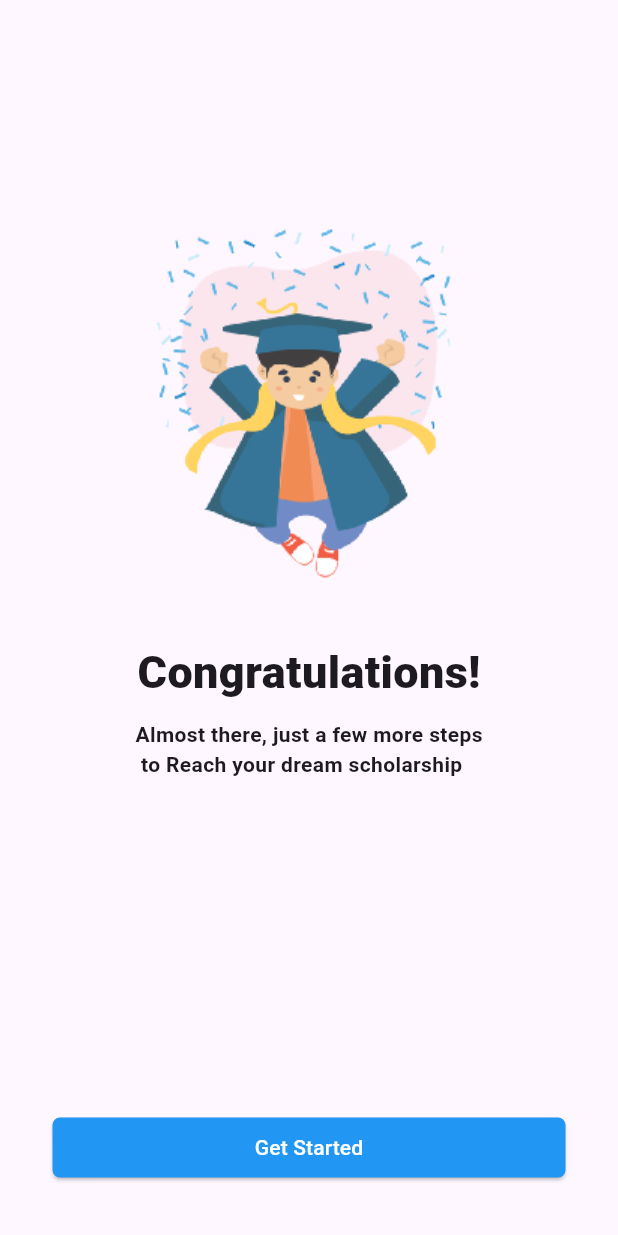
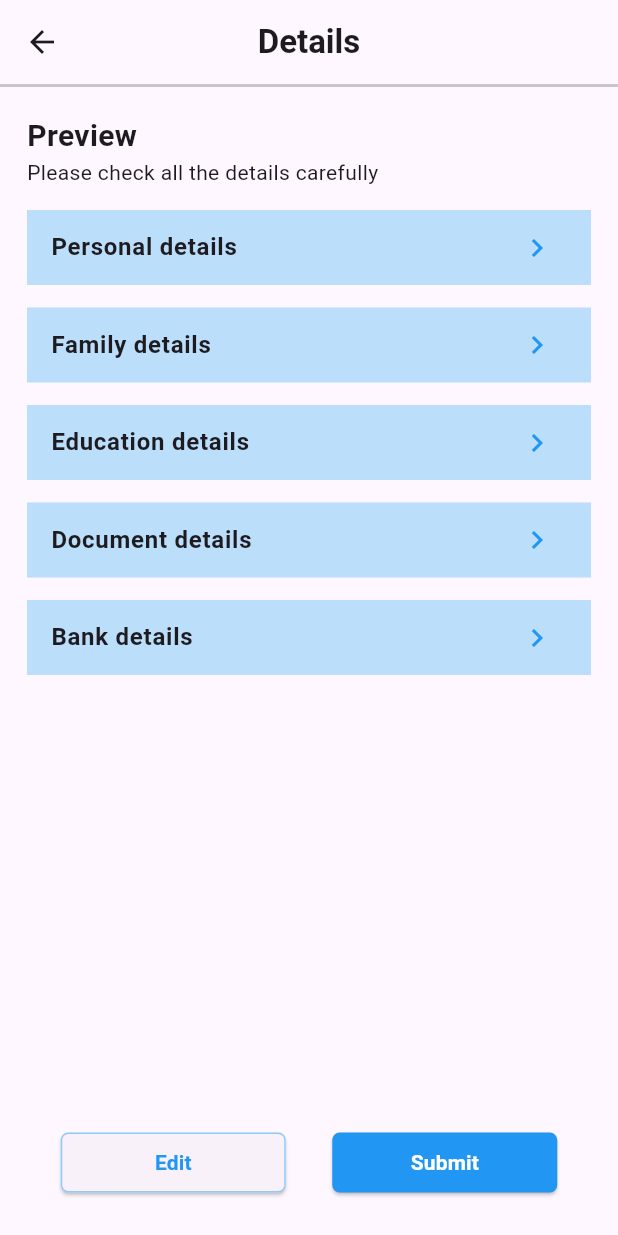
Before and after one commit to Its-Brayan/bursa_in_frontend, a Flutter app: the Congratulations screen opened by its route, after a tap on "Get Started", on a phone screen of 412 x 824 dp. Run offline on Flutter 3.47's test engine with Material 3 defaults, Android fonts, the phone set to English and light mode, and no system bars; our stand-ins replace pinput.

Commit message:
feat:Details page

```diff
--- a/lib/Screens/Authentication/Congratulations.dart
+++ b/lib/Screens/Authentication/Congratulations.dart
@@ -33,7 +33,9 @@ class Congratulations extends StatelessWidget {
         width: double.infinity,
         child: Padding(
           padding: const EdgeInsets.all(35.0),
-          child: ElevatedButton(onPressed: (){}, child: Text("Get Started",
+          child: ElevatedButton(onPressed: (){
+            Navigator.pushNamed(context, '/alldetails');
+          }, child: Text("Get Started",
           style: TextStyle(
             color: Colors.white,
           ),),
--- /dev/null
+++ b/lib/Screens/Details/AllDetails.dart
@@ -0,0 +1,175 @@
+import 'package:flutter/material.dart';
+class AllDetails extends StatefulWidget {
+  const AllDetails({super.key});
+
+  @override
+  State<AllDetails> createState() => _AllDetailsState();
+}
+
+class _AllDetailsState extends State<AllDetails> {
+  @override
+  Widget build(BuildContext context) {
+    return Scaffold(
+      appBar: AppBar(
+        automaticallyImplyLeading: true,
+        title: Text("Details",
+        style: TextStyle(
+          fontWeight: FontWeight.bold
+        ),),
+        centerTitle: true,
+      ),
+      body: SafeArea(child: Column(
+        // mainAxisAlignment: MainAxisAlignment.start,
+        crossAxisAlignment: CrossAxisAlignment.start,
+        children: [
+          Divider(
+            thickness: 2,
+            height: 2,
+          ),
+          Padding(
+            padding: const EdgeInsets.all(18.0),
+            child: Column(
+              crossAxisAlignment: CrossAxisAlignment.start,
+              children: [
+                Text("Preview",
+                style: TextStyle(
+                  fontSize: 20,
+                  fontWeight: FontWeight.w700,
+                ),
+                ),
+                Text("Please check all the details carefully"),
+                SizedBox(height: 15),
+                ListTile(
+                  minTileHeight: 50,
+                  title: Text("Personal details",
+                  style: TextStyle(
+                    fontWeight: FontWeight.w700,
+                  ),
+                  ),
+                  trailing: GestureDetector(
+                    onTap: (){
+
+                    },
+                      child: Icon(Icons.keyboard_arrow_right_outlined,color: Colors.blue,)),
+                  tileColor: Colors.blue.shade100,
+
+                ),
+                SizedBox(height: 15),
+                ListTile(
+                  minTileHeight: 50,
+                  title: Text("Family details",
+                    style: TextStyle(
+                      fontWeight: FontWeight.w700,
+                    ),
+                  ),
+                  trailing: GestureDetector(
+                      onTap: (){
+
+                      },
+                      child: Icon(Icons.keyboard_arrow_right_outlined,color: Colors.blue,)),
+                  tileColor: Colors.blue.shade100,
+
+                ),
+                SizedBox(height: 15),
+                ListTile(
+                  minTileHeight: 50,
+                  title: Text("Education details",
+                    style: TextStyle(
+                      fontWeight: FontWeight.w700,
+                    ),
+                  ),
+                  trailing: GestureDetector(
+                      onTap: (){
+
+                      },
+                      child: Icon(Icons.keyboard_arrow_right_outlined,color: Colors.blue,)),
+                  tileColor: Colors.blue.shade100,
+
+                ),
+                SizedBox(height: 15),
+                ListTile(
+                  minTileHeight: 50,
+                  title: Text("Document details",
+                    style: TextStyle(
+                      fontWeight: FontWeight.w700,
+                    ),
+                  ),
+                  trailing: GestureDetector(
+                      onTap: (){
+
+                      },
+                      child: Icon(Icons.keyboard_arrow_right_outlined,color: Colors.blue,)),
+                  tileColor: Colors.blue.shade100,
+
+                ),
+                SizedBox(height: 15),
+                ListTile(
+                  minTileHeight: 50,
+                  title: Text("Bank details",
+                    style: TextStyle(
+                      fontWeight: FontWeight.w700,
+                    ),
+                  ),
+                  trailing: GestureDetector(
+                      onTap: (){
+
+                      },
+                      child: Icon(Icons.keyboard_arrow_right_outlined,color: Colors.blue,)),
+                  tileColor: Colors.blue.shade100,
+
+                ),
+
+              ],
+            ),
+          )
+
+
+        ],
+
+      )
+      ),
+      bottomNavigationBar: Padding(
+        padding: const EdgeInsets.all(25.0),
+        child: Row(
+          mainAxisAlignment: MainAxisAlignment.spaceAround,
+          children: [
+            SizedBox(
+              width: 150,
+              child: ElevatedButton(onPressed: (){}, child:Text("Edit",
+              style: TextStyle(
+                color: Colors.blue,
+                fontWeight: FontWeight.w700,
+              ),
+              ),
+                style: ElevatedButton.styleFrom(
+                  shape: RoundedRectangleBorder(
+                    borderRadius: BorderRadius.circular(5.0),
+                    side: BorderSide(
+                      color: Colors.blue.shade200
+                    )
+                  )
+                ),
+              ),
+            ),
+            SizedBox(
+              width: 150,
+              child: ElevatedButton(onPressed: (){}, child:Text("Submit",
+                style: TextStyle(
+                  color: Colors.white,
+                  fontWeight: FontWeight.w700,
+                ),
+              ),
+                style: ElevatedButton.styleFrom(
+                  backgroundColor: Colors.blue,
+                    shape: RoundedRectangleBorder(
+                      borderRadius: BorderRadius.circular(5.0),
+                    )
+                ),
+              ),
+            ),
+          ],
+        ),
+      ),
+    );
+  }
+}
--- a/lib/main.dart
+++ b/lib/main.dart
@@ -1,3 +1,4 @@
+import 'package:bursary_inn/Screens/Details/AllDetails.dart';
 import 'package:flutter/material.dart';
 import 'package:bursary_inn/Screens/Authentication/Login.dart';
 import 'package:bursary_inn/Screens/Authentication/Singup.dart';
@@ -24,6 +25,10 @@ class MyApp extends StatelessWidget {
         '/aftersplash':(context) => Aftersplash(),
         '/login':(context) => Login(),
         '/signup':(context) => Signup(),
+
+        //Details routes
+        '/alldetails':(context) => AllDetails(),
+
       },
       title: 'Flutter Demo',
       theme: ThemeData(
```
Also changed, not shown: lib/Screens/Details/BankDetails.dart (added), lib/Screens/Details/DocumentDetails.dart (added), lib/Screens/Details/EducationDetails.dart (added), lib/Screens/Details/FamilyDetails.dart (added), lib/Screens/Details/PersonalDetails.dart (added).
